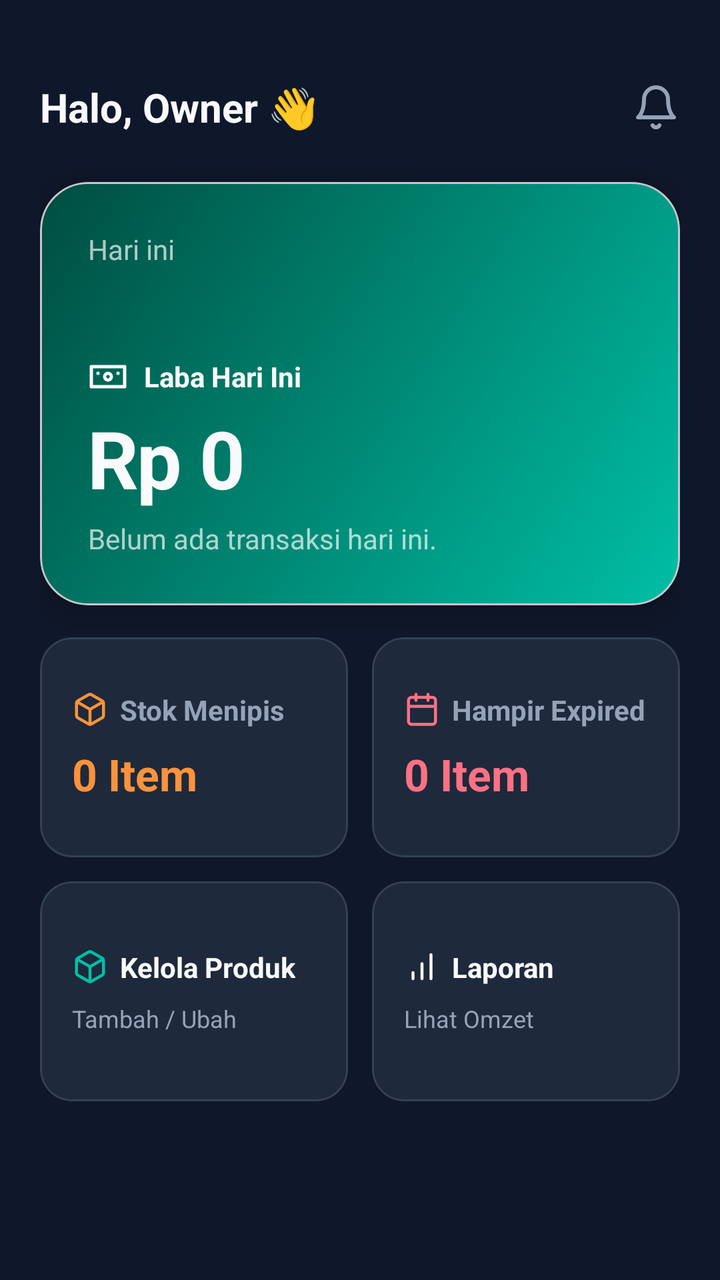
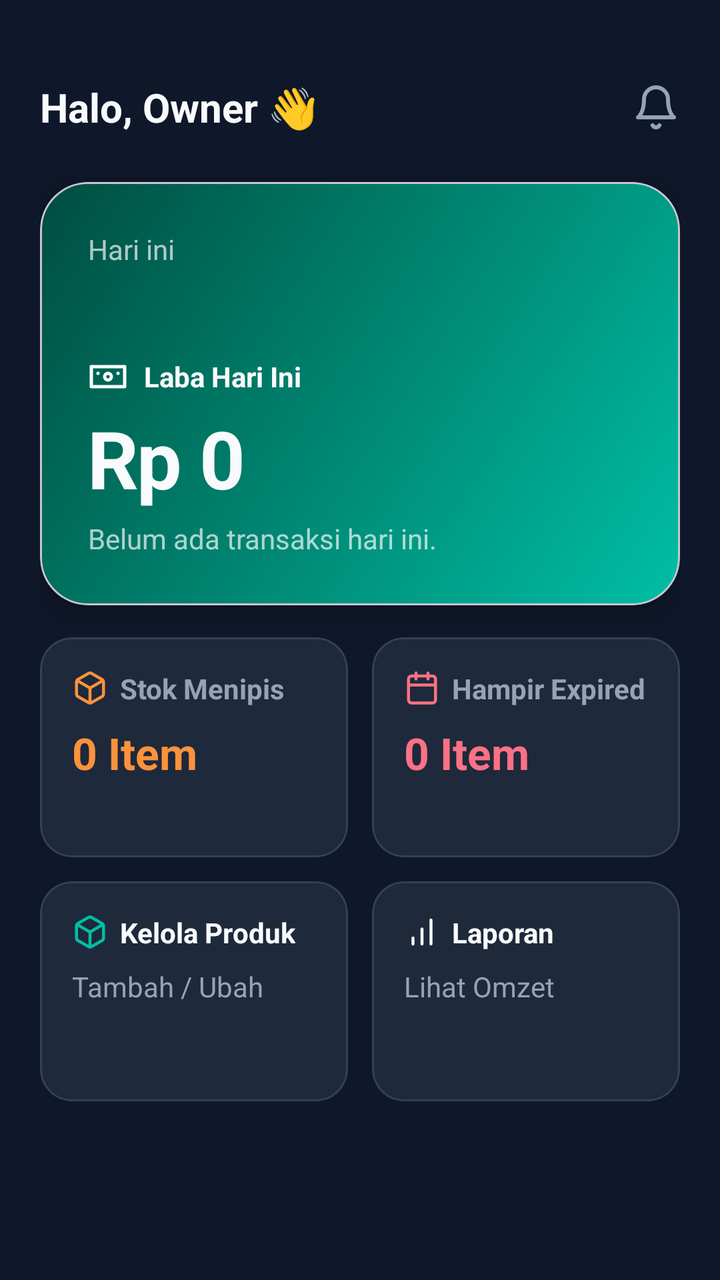

Two renders of the same Android screen: before a commit and after it. Below are the layout's source before the change and the commit's diff.
<!-- AndroidManifest.xml: application theme Theme.Material3.DayNight.NoActionBar -->
<!-- res/layout/activity_dashboard.xml -->
<?xml version="1.0" encoding="utf-8"?>
<ScrollView xmlns:android="http://schemas.android.com/apk/res/android"
    xmlns:app="http://schemas.android.com/apk/res-auto"
    android:layout_width="match_parent"
    android:layout_height="match_parent"
    android:background="@color/dw_bg"
    android:fillViewport="true">

    <LinearLayout
        android:layout_width="match_parent"
        android:layout_height="wrap_content"
        android:orientation="vertical"
        android:paddingHorizontal="20dp"
        android:paddingTop="24dp"
        android:paddingBottom="24dp">

        
        <androidx.constraintlayout.widget.ConstraintLayout
            android:layout_width="match_parent"
            android:layout_height="wrap_content"
            android:layout_marginTop="16dp"
            android:layout_marginBottom="24dp">

            <TextView
                android:id="@+id/tvGreeting"
                style="@style/Text.Header"
                android:layout_width="wrap_content"
                android:layout_height="wrap_content"
                android:text="Halo, Owner 👋"
                app:layout_constraintBottom_toBottomOf="parent"
                app:layout_constraintStart_toStartOf="parent"
                app:layout_constraintTop_toTopOf="parent" />

            <ImageView
                android:layout_width="24dp"
                android:layout_height="24dp"
                android:src="@drawable/ic_lucide_bell"
                app:layout_constraintBottom_toBottomOf="@id/tvGreeting"
                app:layout_constraintEnd_toEndOf="parent"
                app:layout_constraintTop_toTopOf="@id/tvGreeting" />

        </androidx.constraintlayout.widget.ConstraintLayout>

        
        <com.google.android.material.card.MaterialCardView
            android:layout_width="match_parent"
            android:layout_height="wrap_content"
            app:cardBackgroundColor="@android:color/transparent"
            app:cardCornerRadius="24dp"
            app:cardElevation="8dp">

            <LinearLayout
                android:layout_width="match_parent"
                android:layout_height="wrap_content"
                android:background="@drawable/bg_hero_gradient"
                android:orientation="vertical"
                android:padding="24dp">

                <TextView
                    style="@style/Text.Body"
                    android:layout_width="wrap_content"
                    android:layout_height="wrap_content"
                    android:text="Hari ini"
                    android:alpha="0.7" />

                <TextView
                    android:id="@+id/tvDate"
                    style="@style/Text.Header"
                    android:layout_width="wrap_content"
                    android:layout_height="wrap_content"
                    android:textSize="18sp"
                    android:layout_marginBottom="20dp" />

                <LinearLayout
                    android:layout_width="wrap_content"
                    android:layout_height="wrap_content"
                    android:orientation="horizontal"
                    android:gravity="center_vertical">
                    
                    <ImageView
                        android:layout_width="20dp"
                        android:layout_height="20dp"
                        android:src="@drawable/ic_lucide_wallet"
                        app:tint="@color/dw_text_primary"
                        android:layout_marginEnd="8dp" />

                    <TextView
                        style="@style/Text.Label"
                        android:layout_width="wrap_content"
                        android:layout_height="wrap_content"
                        android:textColor="@color/dw_text_primary"
                        android:text="Laba Hari Ini" />
                </LinearLayout>

                <TextView
                    android:id="@+id/tvProfit"
                    style="@style/Text.Display"
                    android:layout_width="wrap_content"
                    android:layout_height="wrap_content"
                    android:text="Rp 0"
                    android:layout_marginTop="4dp" />

                <TextView
                    android:id="@+id/tvSubInfo"
                    style="@style/Text.Body"
                    android:layout_width="wrap_content"
                    android:layout_height="wrap_content"
                    android:alpha="0.7"
                    android:text="Belum ada transaksi hari ini."
                    android:layout_marginTop="4dp" />

            </LinearLayout>
        </com.google.android.material.card.MaterialCardView>

        
        <GridLayout
            android:layout_width="match_parent"
            android:layout_height="wrap_content"
            android:columnCount="2"
            android:layout_marginTop="16dp">

            
            <com.google.android.material.card.MaterialCardView
                android:layout_width="0dp"
                android:layout_height="110dp"
                android:layout_columnWeight="1"
                android:layout_marginEnd="6dp"
                app:cardBackgroundColor="@color/dw_surface"
                app:cardCornerRadius="16dp"
                app:cardElevation="0dp"
                app:strokeColor="#334155"
                app:strokeWidth="1dp">
                <LinearLayout
                    android:layout_width="match_parent"
                    android:layout_height="match_parent"
                    android:orientation="vertical"
                    android:gravity="center_vertical"
                    android:padding="16dp">
                    <LinearLayout
                        android:layout_width="wrap_content"
                        android:layout_height="wrap_content"
                        android:orientation="horizontal" android:gravity="center_vertical">
                        <ImageView android:layout_width="18dp" android:layout_height="18dp"
                            android:src="@drawable/ic_lucide_box" android:layout_marginEnd="6dp" />
                        <TextView style="@style/Text.Label" android:layout_width="wrap_content"
                            android:layout_height="wrap_content" android:text="Stok Menipis" />
                    </LinearLayout>
                    <TextView android:id="@+id/tvLowStock" style="@style/Text.Header"
                        android:layout_width="wrap_content" android:layout_height="wrap_content"
                        android:text="0 Item" android:textColor="#FB923C"
                        android:textSize="22sp" android:layout_marginTop="8dp" />
                </LinearLayout>
            </com.google.android.material.card.MaterialCardView>

            
            <com.google.android.material.card.MaterialCardView
                android:layout_width="0dp"
                android:layout_height="110dp"
                android:layout_columnWeight="1"
                android:layout_marginStart="6dp"
                app:cardBackgroundColor="@color/dw_surface"
                app:cardCornerRadius="16dp"
                app:cardElevation="0dp"
                app:strokeColor="#334155"
                app:strokeWidth="1dp">
                <LinearLayout
                    android:layout_width="match_parent"
                    android:layout_height="match_parent"
                    android:orientation="vertical"
                    android:gravity="center_vertical"
                    android:padding="16dp">
                    <LinearLayout
                        android:layout_width="wrap_content"
                        android:layout_height="wrap_content"
                        android:orientation="horizontal" android:gravity="center_vertical">
                        <ImageView android:layout_width="18dp" android:layout_height="18dp"
                            android:src="@drawable/ic_lucide_calendar" android:layout_marginEnd="6dp" />
                        <TextView style="@style/Text.Label" android:layout_width="wrap_content"
                            android:layout_height="wrap_content" android:text="Hampir Expired" />
                    </LinearLayout>
                    <TextView android:id="@+id/tvExpired" style="@style/Text.Header"
                        android:layout_width="wrap_content" android:layout_height="wrap_content"
                        android:text="0 Item" android:textColor="#FB7185"
                        android:textSize="22sp" android:layout_marginTop="8dp" />
                </LinearLayout>
            </com.google.android.material.card.MaterialCardView>
        </GridLayout>

        
        <GridLayout
            android:layout_width="match_parent"
            android:layout_height="wrap_content"
            android:columnCount="2"
            android:layout_marginTop="12dp">

            
            <com.google.android.material.card.MaterialCardView
                android:id="@+id/btnManageProducts"
                android:layout_width="0dp"
                android:layout_height="110dp"
                android:layout_columnWeight="1"
                android:layout_marginEnd="6dp"
                app:cardBackgroundColor="@color/dw_surface"
                app:cardCornerRadius="16dp"
                app:cardElevation="0dp"
                app:strokeColor="#334155"
                app:strokeWidth="1dp"
                android:clickable="true"
                android:focusable="true"
                app:rippleColor="#33FFFFFF">
                
                <LinearLayout
                    android:layout_width="match_parent"
                    android:layout_height="match_parent"
                    android:orientation="vertical"
                    android:gravity="center_vertical"
                    android:padding="16dp">
                    <LinearLayout
                        android:layout_width="wrap_content"
                        android:layout_height="wrap_content"
                        android:orientation="horizontal" android:gravity="center_vertical">
                        <ImageView
                            android:layout_width="18dp"
                            android:layout_height="18dp"
                            android:src="@drawable/ic_lucide_box"
                            app:tint="@color/dw_teal"
                            android:layout_marginEnd="6dp" />
                        <TextView
                            style="@style/Text.Label"
                            android:layout_width="wrap_content"
                            android:layout_height="wrap_content"
                            android:textColor="@color/dw_text_primary"
                            android:text="Kelola Produk" />
                    </LinearLayout>
                    <TextView
                        style="@style/Text.Body"
                        android:layout_width="wrap_content"
                        android:layout_height="wrap_content"
                        android:textColor="@color/dw_text_secondary"
                        android:textSize="12sp"
                        android:text="Tambah / Ubah"
                        android:layout_marginTop="8dp" />
                </LinearLayout>
            </com.google.android.material.card.MaterialCardView>

            
            <com.google.android.material.card.MaterialCardView
                android:id="@+id/btnLaporan"
                android:layout_width="0dp"
                android:layout_height="110dp"
                android:layout_columnWeight="1"
                android:layout_marginStart="6dp"
                app:cardBackgroundColor="@color/dw_surface"
                app:cardCornerRadius="16dp"
                app:cardElevation="0dp"
                app:strokeColor="#334155"
                app:strokeWidth="1dp"
                android:clickable="true"
                android:focusable="true"
                app:rippleColor="#33FFFFFF">

                <LinearLayout
                    android:layout_width="match_parent"
                    android:layout_height="match_parent"
                    android:orientation="vertical"
                    android:gravity="center_vertical"
                    android:padding="16dp">
                    <LinearLayout
                        android:layout_width="wrap_content"
                        android:layout_height="wrap_content"
                        android:orientation="horizontal" android:gravity="center_vertical">
                        <ImageView
                            android:layout_width="18dp"
                            android:layout_height="18dp"
                            android:src="@drawable/ic_lucide_chart"
                            app:tint="@color/dw_text_primary"
                            android:layout_marginEnd="6dp" />
                        <TextView
                            style="@style/Text.Label"
                            android:layout_width="wrap_content"
                            android:layout_height="wrap_content"
                            android:textColor="@color/dw_text_primary"
                            android:text="Laporan" />
                    </LinearLayout>
                    <TextView
                        style="@style/Text.Body"
                        android:layout_width="wrap_content"
                        android:layout_height="wrap_content"
                        android:textColor="@color/dw_text_secondary"
                        android:textSize="12sp"
                        android:text="Lihat Omzet"
                        android:layout_marginTop="8dp" />
                </LinearLayout>
            </com.google.android.material.card.MaterialCardView>

        </GridLayout>

    </LinearLayout>
</ScrollView>
<!-- resources referenced by this layout -->
<resources>
  <color name="dw_bg">#0F172A</color>
  <color name="dw_surface">#1E293B</color>
  <color name="dw_teal">#00BFA5</color>
  <color name="dw_text_primary">#F8FAFC</color>
  <color name="dw_text_secondary">#94A3B8</color>
  <!-- drawable bg_hero_gradient (drawable) -->
  <?xml version="1.0" encoding="utf-8"?>
  <shape xmlns:android="http://schemas.android.com/apk/res/android" android:shape="rectangle">
      <gradient android:startColor="#00BFA5" android:endColor="#004D40" android:angle="135" />
      <corners android:radius="24dp" />
  </shape>
  <!-- drawable ic_lucide_bell (drawable) -->
  <vector xmlns:android="http://schemas.android.com/apk/res/android" android:width="24dp" android:height="24dp" android:viewportWidth="24" android:viewportHeight="24">
    <path android:strokeColor="#94A3B8" android:strokeWidth="2" android:strokeLineCap="round" android:strokeLineJoin="round" android:pathData="M6 8a6 6 0 0 1 12 0c0 7 3 9 3 9H3s3-2 3-9M10.3 21a1.94 1.94 0 0 0 3.4 0"/>
  </vector>
  <!-- drawable ic_lucide_box (drawable) -->
  <vector xmlns:android="http://schemas.android.com/apk/res/android" android:width="24dp" android:height="24dp" android:viewportWidth="24" android:viewportHeight="24">
    <path android:strokeColor="#FB923C" android:strokeWidth="2" android:strokeLineCap="round" android:strokeLineJoin="round" android:pathData="M21 16V8a2 2 0 0 0-1-1.73l-7-4a2 2 0 0 0-2 0l-7 4A2 2 0 0 0 3 8v8a2 2 0 0 0 1 1.73l7 4a2 2 0 0 0 2 0l7-4A2 2 0 0 0 21 16z M3.27 6.96L12 12.01l8.73-5.05 M12 22.08V12"/>
  </vector>
  <!-- drawable ic_lucide_calendar (drawable) -->
  <vector xmlns:android="http://schemas.android.com/apk/res/android" android:width="24dp" android:height="24dp" android:viewportWidth="24" android:viewportHeight="24">
    <path android:strokeColor="#FB7185" android:strokeWidth="2" android:strokeLineCap="round" android:strokeLineJoin="round" android:pathData="M19 4H5a2 2 0 0 0-2 2v14a2 2 0 0 0 2 2h14a2 2 0 0 0 2-2V6a2 2 0 0 0-2-2z M16 2v4 M8 2v4 M3 10h18"/>
  </vector>
  <!-- drawable ic_lucide_chart (drawable) -->
  <vector xmlns:android="http://schemas.android.com/apk/res/android" android:width="24dp" android:height="24dp" android:viewportWidth="24" android:viewportHeight="24">
    <path android:strokeColor="#FFFFFF" android:strokeWidth="2" android:strokeLineCap="round" android:strokeLineJoin="round" android:pathData="M12 20V10M18 20V4M6 20v-4"/>
  </vector>
  <!-- drawable ic_lucide_wallet (drawable) -->
  <vector xmlns:android="http://schemas.android.com/apk/res/android" android:width="24dp" android:height="24dp" android:viewportWidth="24" android:viewportHeight="24">
    <path android:strokeColor="#FFFFFF" android:strokeWidth="2" android:strokeLineCap="round" android:strokeLineJoin="round" android:pathData="M2 6h20v12H2z M12 14a2 2 0 1 0 0-4 2 2 0 0 0 0 4z M6 10h.01 M18 10h.01"/>
  </vector>
  <style name="Text.Body" parent="android:Widget.TextView">
          <item name="android:textColor">@color/text_primary</item>
          <item name="android:textSize">14sp</item>
      </style>
  <style name="Text.Display" parent="android:Widget.TextView">
          <item name="android:textColor">@color/text_primary</item>
          <item name="android:textSize">40sp</item>
          <item name="android:textStyle">bold</item>
          <item name="android:letterSpacing">-0.02</item>
      </style>
  <style name="Text.Header" parent="android:Widget.TextView">
          <item name="android:textColor">@color/text_primary</item>
          <item name="android:textSize">20sp</item>
          <item name="android:textStyle">bold</item>
      </style>
  <style name="Text.Label" parent="android:Widget.TextView">
          <item name="android:textColor">@color/text_secondary</item>
          <item name="android:textSize">14sp</item>
          <item name="android:textStyle">bold</item>
      </style>
  <color name="text_primary">#F8FAFC</color>
  <color name="text_secondary">#94A3B8</color>
</resources>

<!-- the commit's change to res/layout/activity_dashboard.xml (unified diff, before → after) -->
@@ -134,7 +134,7 @@
                     android:layout_width="match_parent"
                     android:layout_height="match_parent"
                     android:orientation="vertical"
-                    android:gravity="center_vertical"
+                    android:gravity="top"
                     android:padding="16dp">
                     <LinearLayout
                         android:layout_width="wrap_content"
@@ -167,7 +167,7 @@
                     android:layout_width="match_parent"
                     android:layout_height="match_parent"
                     android:orientation="vertical"
-                    android:gravity="center_vertical"
+                    android:gravity="top"
                     android:padding="16dp">
                     <LinearLayout
                         android:layout_width="wrap_content"
@@ -213,7 +213,7 @@
                     android:layout_width="match_parent"
                     android:layout_height="match_parent"
                     android:orientation="vertical"
-                    android:gravity="center_vertical"
+                    android:gravity="top"
                     android:padding="16dp">
                     <LinearLayout
                         android:layout_width="wrap_content"
@@ -237,7 +237,7 @@
                         android:layout_width="wrap_content"
                         android:layout_height="wrap_content"
                         android:textColor="@color/dw_text_secondary"
-                        android:textSize="12sp"
+                        android:textSize="14sp"
                         android:text="Tambah / Ubah"
                         android:layout_marginTop="8dp" />
                 </LinearLayout>
@@ -263,7 +263,7 @@
                     android:layout_width="match_parent"
                     android:layout_height="match_parent"
                     android:orientation="vertical"
-                    android:gravity="center_vertical"
+                    android:gravity="top"
                     android:padding="16dp">
                     <LinearLayout
                         android:layout_width="wrap_content"
@@ -287,7 +287,7 @@
                         android:layout_width="wrap_content"
                         android:layout_height="wrap_content"
                         android:textColor="@color/dw_text_secondary"
-                        android:textSize="12sp"
+                        android:textSize="14sp"
                         android:text="Lihat Omzet"
                         android:layout_marginTop="8dp" />
                 </LinearLayout>
